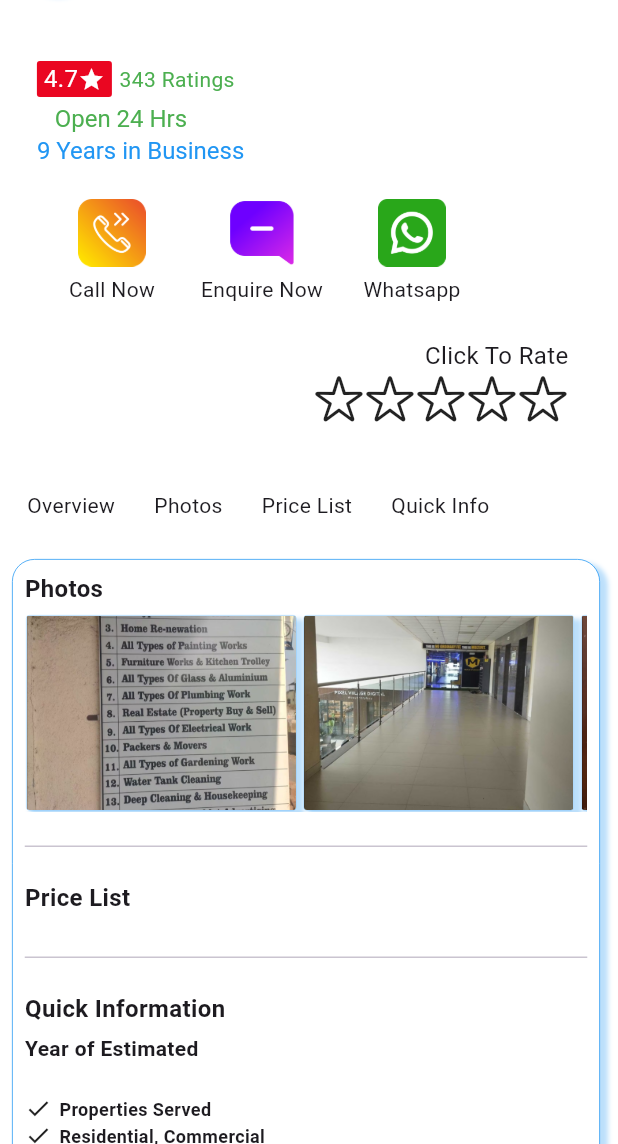
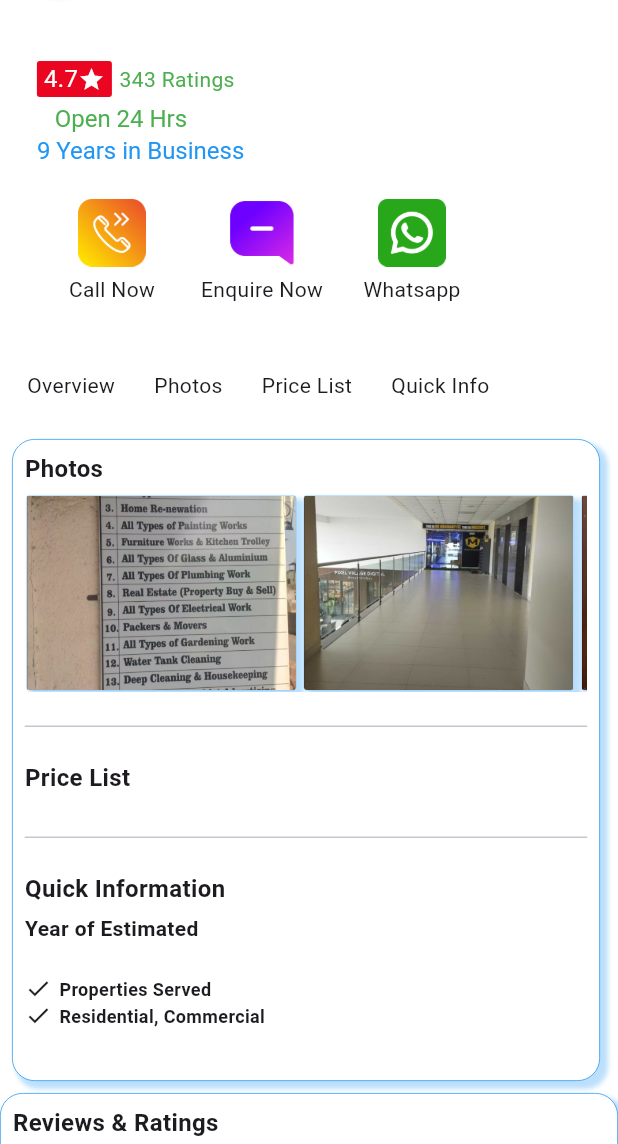
Before and after one commit to Aniketps/Client-Pest-Project, a Flutter app: the screen it shows after launch, on a phone screen of 412 x 824 dp, the part 92-1236 px from its top. Run offline on Flutter 3.47's test engine with Material 3 defaults, Android fonts, the phone set to English and light mode, and no system bars; our stand-ins replace cloud_firestore, firebase_auth, firebase_core, fluttertoast, google_fonts, google_sign_in; accounts and stored records are empty; statements that could not run were skipped.

Commit message:
REaDy For UseR 2

```diff
--- a/lib/AdminControl.dart
+++ b/lib/AdminControl.dart
@@ -482,7 +482,8 @@ class _AdminControll extends State<AdminControll>{
                       Container(
                         height: getResposive(context, 70, 70, 80, 120),
                         color: Color(0xff83a7fa),
-                        child: Expanded(
+                        child: Container(
+                            height: getResposive(context, 60, 70, 80, 80),
                             child: Padding(
                               padding: EdgeInsets.only(left: getResposive(context, 40, 70, 80, 120)),
                               child: Row(
--- a/lib/main.dart
+++ b/lib/main.dart
@@ -836,7 +836,7 @@ class _MyHomePageState extends State<MyHomePage> {
     double horizontalPadding = getResposive(context, 0, 10, 25, 30);
 
     Container introSection() {
-      double introSectionSizeHeight = getResposive(context, 300, 320, 220, 250);
+      double introSectionSizeHeight = getResposive(context, 220, 320, 220, 250);
       double introSectionSizeWidth = getResposive(context, screenWidth * 0.90,
           screenWidth * 0.9, screenWidth * 0.93, screenWidth * 0.95);
       double businessTitle = getResposive(context, 18, 25, 30, 35);
@@ -1039,6 +1039,7 @@ class _MyHomePageState extends State<MyHomePage> {
                               InkWell(
                                 onTap: (){
                                   setState(() {
+                                    isEnquiry = true;
                                   });
                                 },
                                 child: getContactIconWithName(
@@ -1055,7 +1056,7 @@ class _MyHomePageState extends State<MyHomePage> {
                               ),
                               InkWell(
                                 onTap: () async {
-                                  final Uri whatsappUri = Uri.parse("https://wa.me/9022270236");
+                                  final Uri whatsappUri = Uri.parse("https://wa.me/8605227613");
 
                                   if (await canLaunchUrl(whatsappUri)) {
                                     await launchUrl(whatsappUri);
@@ -1143,62 +1144,6 @@ class _MyHomePageState extends State<MyHomePage> {
                               ),
                             ],
                           ),
-                    SizedBox(
-                      height: getResposive(context, 8, 7, 9, 13),
-                    ),
-                    isPhone() || isSmallPhone()
-                        ? Container(
-                            width: getResposive(
-                                context,
-                                screenWidth * 0.86,
-                                screenWidth * 0.85,
-                                screenWidth * 0.75,
-                                screenWidth * 0.75),
-                            child: Column(
-                              mainAxisAlignment: MainAxisAlignment.end,
-                              crossAxisAlignment: CrossAxisAlignment.end,
-                              children: [
-                                Text(
-                                  "Click To Rate",
-                                  style: TextStyle(
-                                      fontSize: getResposive(
-                                          context, 16, 18, 20, 22)),
-                                ),
-                                Row(
-                                  mainAxisAlignment: MainAxisAlignment.end,
-                                  crossAxisAlignment: CrossAxisAlignment.end,
-                                  children: [
-                                    Icon(
-                                      CupertinoIcons.star,
-                                      size:
-                                          getResposive(context, 34, 36, 30, 40),
-                                    ),
-                                    Icon(
-                                      CupertinoIcons.star,
-                                      size:
-                                          getResposive(context, 34, 36, 30, 40),
-                                    ),
-                                    Icon(
-                                      CupertinoIcons.star,
-                                      size:
-                                          getResposive(context, 34, 36, 30, 40),
-                                    ),
-                                    Icon(
-                                      CupertinoIcons.star,
-                                      size:
-                                          getResposive(context, 34, 36, 30, 40),
-                                    ),
-                                    Icon(
-                                      CupertinoIcons.star,
-                                      size:
-                                          getResposive(context, 34, 36, 30, 40),
-                                    ),
-                                  ],
-                                )
-                              ],
-                            ),
-                          )
-                        : SizedBox(),
                   ],
                 ),
                 !isPhone() && !isSmallPhone()
@@ -2113,7 +2058,8 @@ class _MyHomePageState extends State<MyHomePage> {
                         Container(
                           height: getResposive(context, 70, 70, 80, 120),
                           color: Color(0xff83a7fa),
-                          child: Expanded(
+                          child: Container(
+                            height: getResposive(context, 60, 70, 80, 80),
                               child: Padding(
                                 padding: EdgeInsets.only(left: getResposive(context, 40, 70, 80, 120)),
                                 child: Row(
```
